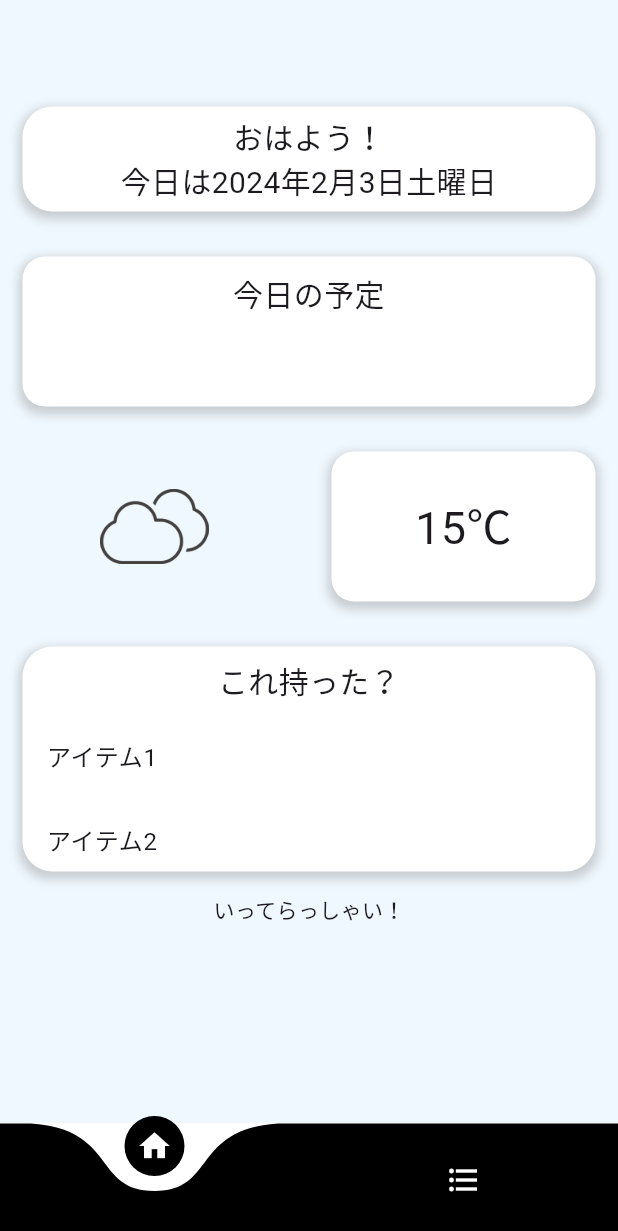
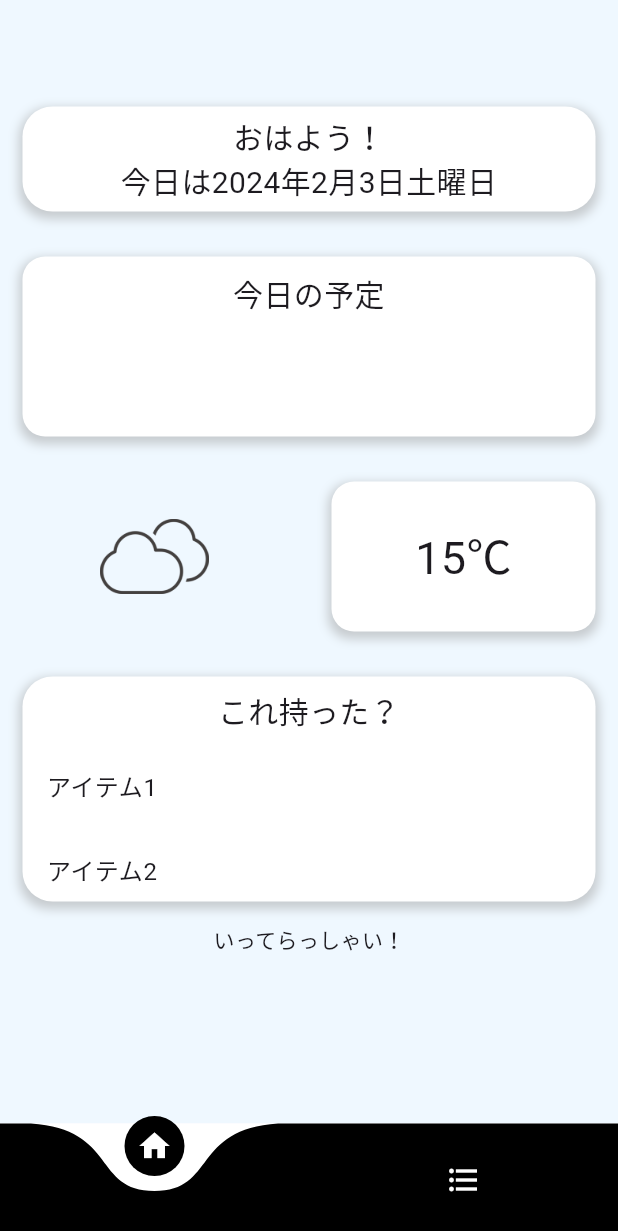
Before and after one commit to daifuku700/Cheese-Cream-Cheese, a Flutter app: the screen it shows after launch, on a phone screen of 412 x 824 dp. Shown: the top 1231 px of the screen. Run offline on Flutter 3.47's test engine with Material 3 defaults, Android fonts, the phone set to English and light mode, and no system bars; drawn by our look-alikes of curved_navigation_bar; our stand-ins replace firebase_core; accounts and stored records are empty; network calls fail.

Commit message:
予定リスト終了

```diff
--- a/frontend/lib/pages/home_page.dart
+++ b/frontend/lib/pages/home_page.dart
@@ -79,7 +79,7 @@ class _HomePageState extends State<HomePage> {
             Container(
               padding: const EdgeInsets.all(10.0),
               margin: const EdgeInsets.all(15.0),
-              height: 100,
+              height: 120,
               decoration: BoxDecoration(
                 color: Colors.white,
                 borderRadius: BorderRadius.circular(15.0),
@@ -105,7 +105,7 @@ class _HomePageState extends State<HomePage> {
 
                   //一つ一つの予定
                   Container(
-                    height: 10,
+                    height: 60,
                     child: ListView.builder(
                       itemCount: events.length,
                       itemBuilder: (context, index) {
```
Also changed, not shown: 1 other file.
